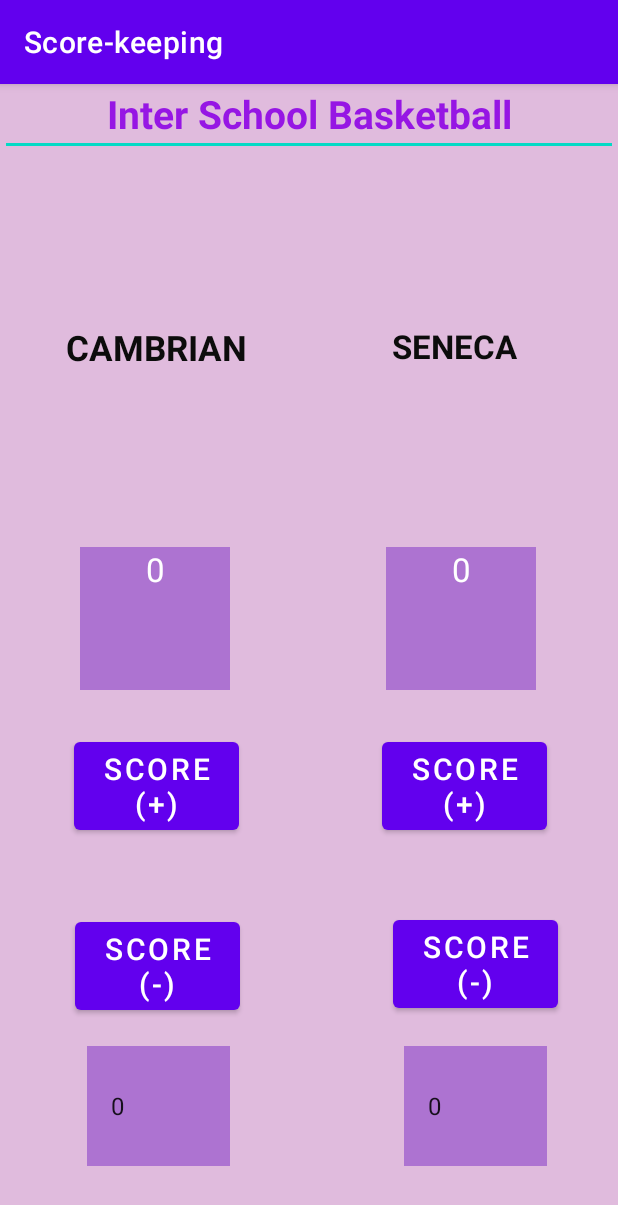
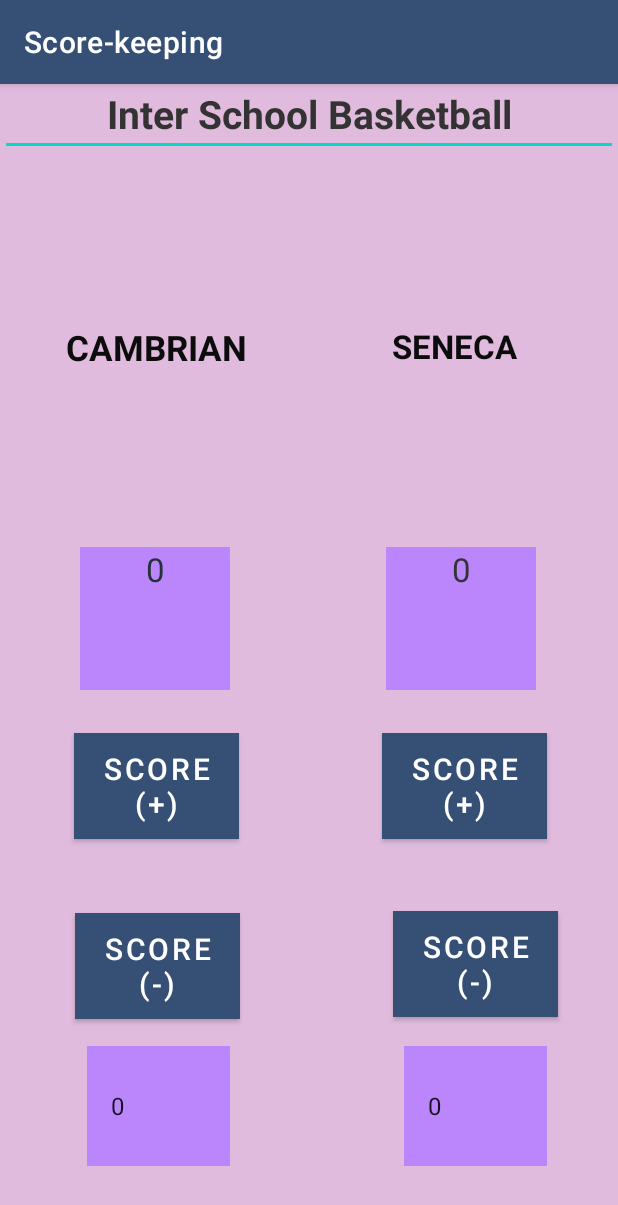
Before and after one commit to sunmeetsingh525/JAV1001-ScoreKeeper, an Android app: the screen it shows after launch (MainActivity), on a phone screen of 412 x 824 dp. Shown: the top 1205 px of the screen. Run offline under Robolectric (Android 15) with nearby library versions, the phone set to English and light mode, and no system bars; Roboto replaces fonts that are not available here.

Commit message:
Implemented day and night themes with custom colors and styles. Added changes that support for day and night themes in the Android app, using custom colors and styles for a consistent user experience in both light and dark modes.

```diff
--- a/app/src/main/res/layout/activity_main.xml
+++ b/app/src/main/res/layout/activity_main.xml
@@ -52,10 +52,10 @@
         android:layout_width="100dp"
         android:layout_height="95dp"
         android:layout_marginTop="95dp"
-        android:background="#AD73D1"
+        android:background="@color/purple_200"
         android:text="0"
         android:textAlignment="center"
-        android:textColor="#FFFFFF"
+        android:textColor="#263238"
         android:textSize="22sp"
         app:layout_constraintBottom_toBottomOf="parent"
         app:layout_constraintEnd_toEndOf="parent"
@@ -70,26 +70,27 @@
         android:layout_width="100dp"
         android:layout_height="95dp"
         android:layout_marginTop="95dp"
-        android:background="#AD73D1"
+        android:background="@color/purple_200"
         android:text="0"
         android:textAlignment="center"
-        android:textColor="#FFFFFF"
+        android:textColor="@color/text_color_primary_day"
         android:textSize="22sp"
         app:layout_constraintBottom_toBottomOf="parent"
         app:layout_constraintEnd_toEndOf="parent"
         app:layout_constraintHorizontal_bias="0.825"
         app:layout_constraintStart_toStartOf="parent"
         app:layout_constraintTop_toBottomOf="@+id/seneca"
-        app:layout_constraintVertical_bias="0.0" />
+        app:layout_constraintVertical_bias="0.0"
+        tools:ignore="TextContrastCheck" />
 
     <!-- Spinner for result 1 -->
     <Spinner
         android:id="@+id/result1"
         android:layout_width="95dp"
         android:layout_height="80dp"
-        android:background="#AD73D1"
+        android:background="@color/purple_200"
         android:textAlignment="center"
-        android:textColor="#FFFFFF"
+        android:textColor="@color/text_color_primary_day"
         app:layout_constraintBottom_toBottomOf="parent"
         app:layout_constraintEnd_toEndOf="parent"
         app:layout_constraintHorizontal_bias="0.183"
@@ -102,9 +103,9 @@
         android:id="@+id/result2"
         android:layout_width="95dp"
         android:layout_height="80dp"
-        android:background="#AD73D1"
+        android:background="@color/purple_200"
         android:textAlignment="center"
-        android:textColor="#FFFFFF"
+        android:textColor="@color/text_color_primary_day"
         app:layout_constraintBottom_toBottomOf="parent"
         app:layout_constraintEnd_toEndOf="parent"
         app:layout_constraintHorizontal_bias="0.851"
@@ -121,7 +122,7 @@
         android:inputType="textPersonName"
         android:text="Inter School Basketball"
         android:textAlignment="center"
-        android:textColor="#9616E4"
+        android:textColor="@color/text_color_primary_day"
         android:textSize="26dp"
         android:textStyle="bold"
         tools:ignore="MissingConstraints"
@@ -134,6 +135,7 @@
         android:layout_width="110dp"
         android:layout_height="wrap_content"
         android:layout_marginTop="20dp"
+        android:background="#364F75"
         android:text="Score(+)"
         android:textSize="20sp"
         app:layout_constraintBottom_toTopOf="@+id/result1"
@@ -149,6 +151,7 @@
         android:layout_width="110dp"
         android:layout_height="wrap_content"
         android:layout_marginTop="10dp"
+        android:background="#364F75"
         android:text="Score(-)"
         android:textSize="20sp"
         app:layout_constraintBottom_toTopOf="@+id/result1"
@@ -164,6 +167,7 @@
         android:layout_width="110dp"
         android:layout_height="wrap_content"
         android:layout_marginTop="20dp"
+        android:background="#364F75"
         android:text="Score(+)"
         android:textSize="20sp"
         app:layout_constraintBottom_toTopOf="@+id/result2"
@@ -179,6 +183,7 @@
         android:layout_width="110dp"
         android:layout_height="wrap_content"
         android:layout_marginTop="10dp"
+        android:background="#364F75"
         android:text="Score(-)"
         android:textSize="20sp"
         app:layout_constraintBottom_toTopOf="@+id/result2"
--- a/app/src/main/res/values/colors.xml
+++ b/app/src/main/res/values/colors.xml
@@ -13,8 +13,9 @@
     <color name="app_background_night">#121212</color>
     <color name="text_color_primary_day">#333333</color>
     <color name="text_color_primary_night">#FFFFFF</color>
-    <color name="primary_color_day">#FF6200EE</color>
+    <color name="primary_color_day">#364F75</color>
     <color name="primary_color_night">#FFBB86FC</color>
     <color name="secondary_color_day">#FF018786</color>
     <color name="secondary_color_night">#FF03DAC5</color>
+    <color name="colorPrimary">#655181</color>
 </resources>
--- a/app/src/main/res/values/styles.xml
+++ b/app/src/main/res/values/styles.xml
@@ -3,14 +3,14 @@
     <!-- Base application theme. -->
     <style name="Theme.Layouts_and_Views" parent="Theme.MaterialComponents.DayNight.DarkActionBar">
         <!-- Primary brand color. -->
-        <item name="colorPrimary">@color/purple_500</item>
+        <item name="colorPrimary">#364F75</item>
         <item name="colorPrimaryVariant">@color/purple_700</item>
         <item name="colorOnPrimary">@color/white</item>
         <!-- Secondary brand color. -->
         <item name="colorSecondary">@color/teal_200</item>
         <item name="colorSecondaryVariant">@color/teal_700</item>
-        <item name="colorOnSecondary">@color/black</item>
+        <item name="colorOnSecondary">#4F4D9C</item>
         <!-- Status bar color. -->
-        <item name="android:statusBarColor">?attr/colorPrimaryVariant</item>
+        <item name="android:statusBarColor">#4F4D9C</item>
     </style>
 </resources>
```
Also changed, not shown: app/src/main/res/drawable/border_black.xml (added, +8 -0 lines), app/src/main/res/values/themes.xml (+0 -11 lines), app/src/main/res/values-night/themes.xml (line endings or trailing spaces), 1 other file.
